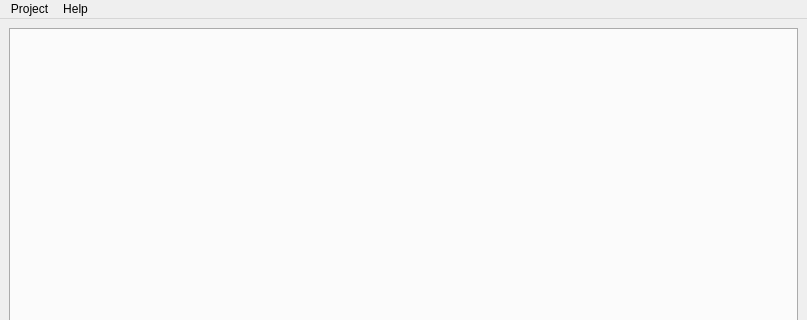
The window that editor/ui/MainWindow.ui (RyanDeBarros/Olympian) describes before a commit, drawn with Qt 5; both pictures show x 0 to 807 and y 0 to 320 of the 807 by 731 pixel window.
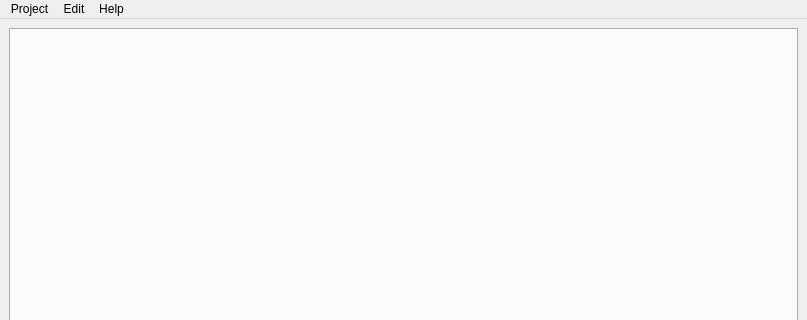
The same window after the commit. Custom widgets are drawn as their Qt base class.

```diff
--- a/editor/ui/MainWindow.ui
+++ b/editor/ui/MainWindow.ui
@@ -48,7 +48,16 @@
     <addaction name="separator"/>
     <addaction name="actionHelp_Mode"/>
    </widget>
+   <widget class="QMenu" name="menuEdit">
+    <property name="title">
+     <string>Edit</string>
+    </property>
+    <addaction name="actionUndo"/>
+    <addaction name="actionRedo"/>
+    <addaction name="actionShow_Undo_Stack"/>
+   </widget>
    <addaction name="menuFile"/>
+   <addaction name="menuEdit"/>
    <addaction name="menuHelp"/>
   </widget>
   <widget class="QStatusBar" name="statusbar"/>
```
Left out of the diff: 17 changed lines with no effect on the pictures.
